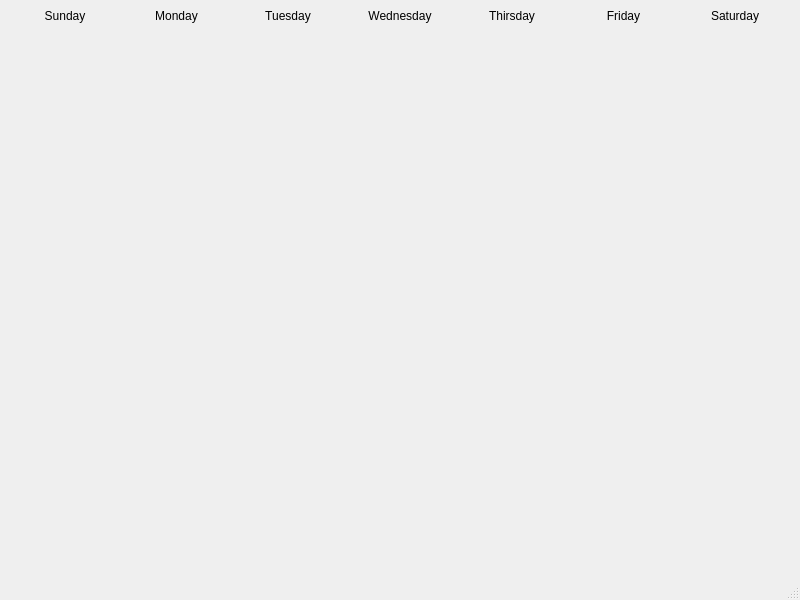
Before: the Qt Designer form mainwindow.ui in qwertyhoge/timetable_qt, drawn with Qt 5.
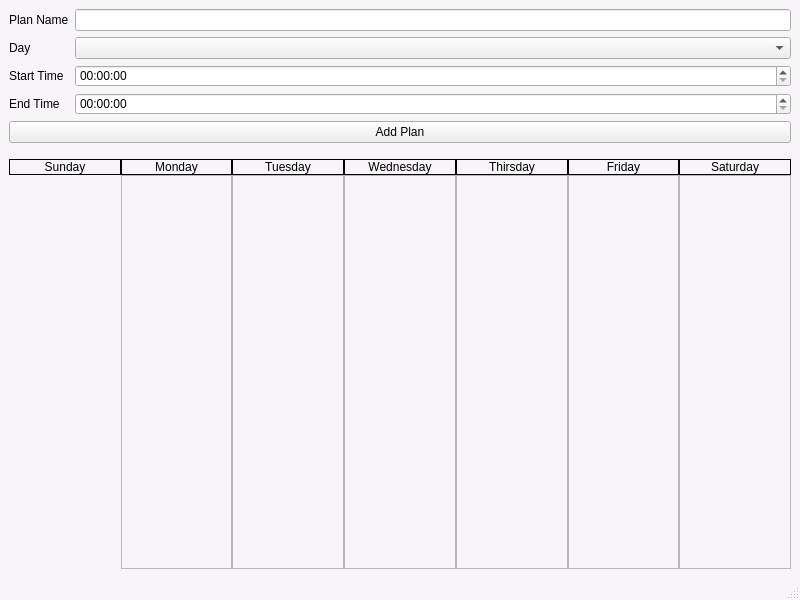
After: the same form once the commit is applied.

Commit message: constructed plan addition form

Patch:
```diff
--- a/mainwindow.ui
+++ b/mainwindow.ui
@@ -13,13 +13,130 @@
   <property name="windowTitle">
    <string>MainWindow</string>
   </property>
-  <widget class="QWidget" name="tablearea">
-   <layout class="QVBoxLayout" name="verticalLayout">
+  <property name="styleSheet">
+   <string notr="true">QMainWindow{
+	background-color: #f8f5f9;
+}</string>
+  </property>
+  <widget class="QWidget" name="apparea">
+   <layout class="QVBoxLayout" name="verticalLayout" stretch="0,0,1">
+    <item>
+     <layout class="QFormLayout" name="formLayout">
+      <property name="verticalSpacing">
+       <number>6</number>
+      </property>
+      <item row="1" column="0">
+       <widget class="QLabel" name="formNameLabel">
+        <property name="text">
+         <string>Plan Name</string>
+        </property>
+       </widget>
+      </item>
+      <item row="1" column="1">
+       <widget class="QLineEdit" name="formNameLine"/>
+      </item>
+      <item row="2" column="0">
+       <widget class="QLabel" name="formDayLabel">
+        <property name="text">
+         <string>Day</string>
+        </property>
+       </widget>
+      </item>
+      <item row="2" column="1">
+       <widget class="QComboBox" name="formDayCombo">
+        <property name="currentIndex">
+         <number>-1</number>
+        </property>
+        <item>
+         <property name="text">
+          <string>Sunday</string>
+         </property>
+        </item>
+        <item>
+         <property name="text">
+          <string>Monday</string>
+         </property>
+        </item>
+        <item>
+         <property name="text">
+          <string>Tuesday</string>
+         </property>
+        </item>
+        <item>
+         <property name="text">
+          <string>Wednesday</string>
+         </property>
+        </item>
+        <item>
+         <property name="text">
+          <string>Thirsday</string>
+         </property>
+        </item>
+        <item>
+         <property name="text">
+          <string>Friday</string>
+         </property>
+        </item>
+        <item>
+         <property name="text">
+          <string>Saturday</string>
+         </property>
+        </item>
+       </widget>
+      </item>
+      <item row="3" column="0">
+       <widget class="QLabel" name="formStartLabel">
+        <property name="text">
+         <string>Start Time</string>
+        </property>
+       </widget>
+      </item>
+      <item row="3" column="1">
+       <widget class="QTimeEdit" name="formStartTime">
+        <property name="mouseTracking">
+         <bool>false</bool>
+        </property>
+        <property name="correctionMode">
+         <enum>QAbstractSpinBox::CorrectToPreviousValue</enum>
+        </property>
+        <property name="currentSection">
+         <enum>QDateTimeEdit::HourSection</enum>
+        </property>
+        <property name="calendarPopup">
+         <bool>false</bool>
+        </property>
+       </widget>
+      </item>
+      <item row="4" column="0">
+       <widget class="QLabel" name="formEndLabel">
+        <property name="text">
+         <string>End Time</string>
+        </property>
+       </widget>
+      </item>
+      <item row="4" column="1">
+       <widget class="QTimeEdit" name="formEndTime"/>
+      </item>
+     </layout>
+    </item>
+    <item>
+     <widget class="QPushButton" name="addPlanButton">
+      <property name="text">
+       <string>Add Plan</string>
+      </property>
+      <property name="flat">
+       <bool>false</bool>
+      </property>
+     </widget>
+    </item>
     <item>
      <layout class="QHBoxLayout" name="timeTable">
       <property name="spacing">
        <number>0</number>
       </property>
+      <property name="topMargin">
+       <number>10</number>
+      </property>
       <item>
        <layout class="QVBoxLayout" name="verticalLayout_3">
         <item>
@@ -30,6 +147,9 @@
             <verstretch>0</verstretch>
            </sizepolicy>
           </property>
+          <property name="frameShape">
+           <enum>QFrame::Panel</enum>
+          </property>
           <property name="text">
            <string>Sunday</string>
           </property>
@@ -37,17 +157,20 @@
            <set>Qt::AlignCenter</set>
           </property>
           <property name="margin">
-           <number>3</number>
+           <number>5</number>
           </property>
          </widget>
         </item>
         <item>
-         <widget class="QWidget" name="widget" native="true">
-          <property name="sizePolicy">
-           <sizepolicy hsizetype="Preferred" vsizetype="Preferred">
-            <horstretch>0</horstretch>
-            <verstretch>0</verstretch>
-           </sizepolicy>
+         <widget class="QFrame" name="frame">
+          <property name="baseSize">
+           <size>
+            <width>0</width>
+            <height>0</height>
+           </size>
+          </property>
+          <property name="frameShape">
+           <enum>QFrame::NoFrame</enum>
           </property>
          </widget>
         </item>
@@ -63,6 +186,9 @@
             <verstretch>0</verstretch>
            </sizepolicy>
           </property>
+          <property name="frameShape">
+           <enum>QFrame::Panel</enum>
+          </property>
           <property name="text">
            <string>Monday</string>
           </property>
@@ -70,12 +196,19 @@
            <set>Qt::AlignCenter</set>
           </property>
           <property name="margin">
-           <number>3</number>
+           <number>5</number>
           </property>
          </widget>
         </item>
         <item>
-         <widget class="QWidget" name="widget_2" native="true"/>
+         <widget class="QFrame" name="frame_2">
+          <property name="frameShape">
+           <enum>QFrame::StyledPanel</enum>
+          </property>
+          <property name="frameShadow">
+           <enum>QFrame::Raised</enum>
+          </property>
+         </widget>
         </item>
        </layout>
       </item>
@@ -89,6 +222,9 @@
             <verstretch>0</verstretch>
            </sizepolicy>
           </property>
+          <property name="frameShape">
+           <enum>QFrame::Panel</enum>
+          </property>
           <property name="text">
            <string>Tuesday</string>
           </property>
@@ -96,12 +232,19 @@
            <set>Qt::AlignCenter</set>
           </property>
           <property name="margin">
-           <number>3</number>
+           <number>5</number>
           </property>
          </widget>
         </item>
         <item>
-         <widget class="QWidget" name="widget_3" native="true"/>
+         <widget class="QFrame" name="frame_3">
+          <property name="frameShape">
+           <enum>QFrame::StyledPanel</enum>
+          </property>
+          <property name="frameShadow">
+           <enum>QFrame::Raised</enum>
+          </property>
+         </widget>
         </item>
        </layout>
       </item>
@@ -115,6 +258,9 @@
             <verstretch>0</verstretch>
            </sizepolicy>
           </property>
+          <property name="frameShape">
+           <enum>QFrame::Panel</enum>
+          </property>
           <property name="text">
            <string>Wednesday</string>
           </property>
@@ -122,12 +268,19 @@
            <set>Qt::AlignCenter</set>
           </property>
           <property name="margin">
-           <number>3</number>
+           <number>5</number>
           </property>
          </widget>
         </item>
         <item>
-         <widget class="QWidget" name="widget_4" native="true"/>
+         <widget class="QFrame" name="frame_4">
+          <property name="frameShape">
+           <enum>QFrame::StyledPanel</enum>
+          </property>
+          <property name="frameShadow">
+           <enum>QFrame::Raised</enum>
+          </property>
+         </widget>
         </item>
        </layout>
       </item>
@@ -141,6 +294,9 @@
             <verstretch>0</verstretch>
            </sizepolicy>
           </property>
+          <property name="frameShape">
+           <enum>QFrame::Panel</enum>
+          </property>
           <property name="text">
            <string>Thirsday</string>
           </property>
@@ -148,12 +304,19 @@
            <set>Qt::AlignCenter</set>
           </property>
           <property name="margin">
-           <number>2</number>
+           <number>5</number>
           </property>
          </widget>
         </item>
         <item>
-         <widget class="QWidget" name="widget_5" native="true"/>
+         <widget class="QFrame" name="frame_5">
+          <property name="frameShape">
+           <enum>QFrame::StyledPanel</enum>
+          </property>
+          <property name="frameShadow">
+           <enum>QFrame::Raised</enum>
+          </property>
+         </widget>
         </item>
        </layout>
       </item>
@@ -167,6 +330,9 @@
             <verstretch>0</verstretch>
            </sizepolicy>
           </property>
+          <property name="frameShape">
+           <enum>QFrame::Panel</enum>
+          </property>
           <property name="text">
            <string>Friday</string>
           </property>
@@ -174,12 +340,19 @@
            <set>Qt::AlignCenter</set>
           </property>
           <property name="margin">
-           <number>2</number>
+           <number>5</number>
           </property>
          </widget>
         </item>
         <item>
-         <widget class="QWidget" name="widget_6" native="true"/>
+         <widget class="QFrame" name="frame_6">
+          <property name="frameShape">
+           <enum>QFrame::StyledPanel</enum>
+          </property>
+          <property name="frameShadow">
+           <enum>QFrame::Raised</enum>
+          </property>
+         </widget>
         </item>
        </layout>
       </item>
@@ -193,6 +366,9 @@
             <verstretch>0</verstretch>
            </sizepolicy>
           </property>
+          <property name="frameShape">
+           <enum>QFrame::Panel</enum>
+          </property>
           <property name="text">
            <string>Saturday</string>
           </property>
@@ -200,12 +376,19 @@
            <set>Qt::AlignCenter</set>
           </property>
           <property name="margin">
-           <number>2</number>
+           <number>5</number>
           </property>
          </widget>
         </item>
         <item>
-         <widget class="QWidget" name="widget_7" native="true"/>
+         <widget class="QFrame" name="frame_7">
+          <property name="frameShape">
+           <enum>QFrame::StyledPanel</enum>
+          </property>
+          <property name="frameShadow">
+           <enum>QFrame::Raised</enum>
+          </property>
+         </widget>
         </item>
        </layout>
       </item>
```
Left out of the diff: 28 changed lines with no effect on the pictures.
